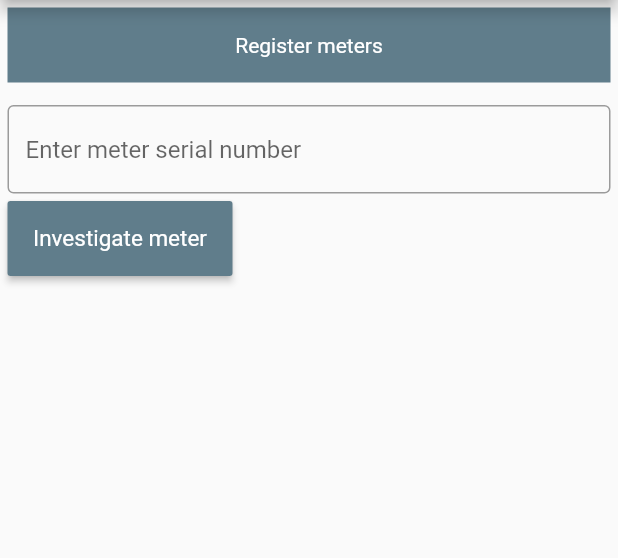
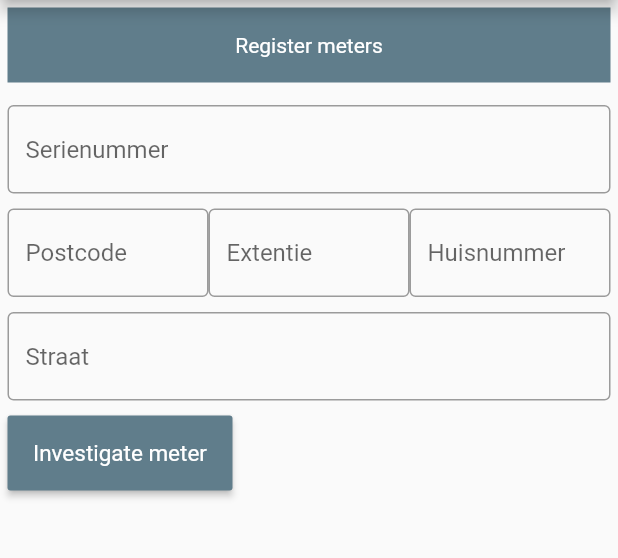
Before and after one commit to jeanbvflutter/jeanbvflutter.github.io, a Flutter app: the screen it shows after launch, on a phone screen of 412 x 824 dp, the part 84-642 px from its top. Run offline on Flutter 3.47's test engine with Material 2 defaults, Android fonts, the phone set to English and light mode, and no system bars.

Commit message:
add textfields

```diff
--- /dev/null
+++ b/lib/entities/ui/textfield_ui.dart
@@ -0,0 +1,44 @@
+import 'package:flutter/material.dart';
+import 'package:flutter/services.dart';
+
+TextField textFieldWidget(_controller, String _hintText) {
+  String regex;
+
+  switch (_hintText.toLowerCase()) {
+    case "serienummer":
+      {
+        regex = r'^[a-zA-Z0-9]{0,17}';
+      }
+      break;
+    case "postcode":
+      {
+        regex = r'^[0-9]{0,5}';
+      }
+      break;
+    case "extentie":
+      {
+        regex = r'^[A-Z]{0,2}';
+      }
+      break;
+    case "huisnummer":
+      {
+        regex = r'^[0-9]{0,5}';
+      }
+      break;
+    case "straat":
+      {
+        regex = r'^[a-zA-Z]{0,30}';
+      }
+      break;
+    default:
+      regex = r'^[(.*?)]';
+  }
+  return TextField(
+    controller: _controller,
+    inputFormatters: [
+      FilteringTextInputFormatter.allow(RegExp(regex)),
+    ],
+    decoration:
+        InputDecoration(border: OutlineInputBorder(), hintText: _hintText),
+  );
+}
--- a/lib/views/mainpage.dart
+++ b/lib/views/mainpage.dart
@@ -1,6 +1,7 @@
 import 'package:flutter/material.dart';
 import 'dart:async';
 import '../entities/meter_registration.dart';
+import '../entities/ui/textfield_ui.dart';
 import 'package:flutter/services.dart';
 
 // Statefulwidget is mutable. It can be drawn multiple times within its lifetime.
@@ -34,6 +35,10 @@ Container headerWidget(String someText) {
 
 class _MainPageState extends State<MainPage> {
   final TextEditingController _serialNumber = TextEditingController();
+  final TextEditingController _zipcode = TextEditingController();
+  final TextEditingController _zipcode_ext = TextEditingController();
+  final TextEditingController _housenumber = TextEditingController();
+  final TextEditingController _street = TextEditingController();
   Future<MeterInfo> _futureMeterInfo;
 
   @override
@@ -43,25 +48,36 @@ class _MainPageState extends State<MainPage> {
       body: Container(
         margin: EdgeInsets.all(5),
         child: Row(
+          // mainAxisAlignment: MainAxisAlignment.spaceEvenly,
           children: [
             Expanded(
-              child: Container(
               child: Column(
                 // mainAxisAlignment: MainAxisAlignment.spaceEvenly,
                 children: [
                   Center(child: headerWidget("Register meters")),
-                    Center(
-                        child: TextField(
-                      controller: _serialNumber,
-                      // inputFormatters: [
-                      //   FilteringTextInputFormatter.deny(RegExp(r'[0-9]')),
-                      // ],
-                      decoration: InputDecoration(
-                          border: OutlineInputBorder(),
-                          hintText: 'Enter meter serial number'),
-                    )),
+                  Center(child: textFieldWidget(_serialNumber, "Serienummer")),
                   Container(
-                      margin: EdgeInsets.only(top: 5),
+                    margin: EdgeInsets.only(top: 10),
+                    child: Center(
+                      child: Row(
+                        mainAxisAlignment: MainAxisAlignment.spaceEvenly,
+                        children: [
+                          // SizedBox(height: 80),
+                          Expanded(
+                              child: textFieldWidget(_zipcode, "Postcode")),
+                          Expanded(
+                              child: textFieldWidget(_zipcode_ext, "Extentie")),
+                          Expanded(
+                              child:
+                                  textFieldWidget(_housenumber, "Huisnummer")),
+                        ],
+                      ),
+                    ),
+                  ),
+                  SizedBox(height: 10),
+                  Center(child: textFieldWidget(_street, "Straat")),
+                  Container(
+                    margin: EdgeInsets.only(top: 10),
                     child: Align(
                       alignment: Alignment.centerLeft,
                       child: ButtonTheme(
@@ -90,7 +106,6 @@ class _MainPageState extends State<MainPage> {
                   )
                 ],
               ),
-              ),
             )
           ],
         ),
```
Lines whose indentation alone changed are shown as unchanged.
